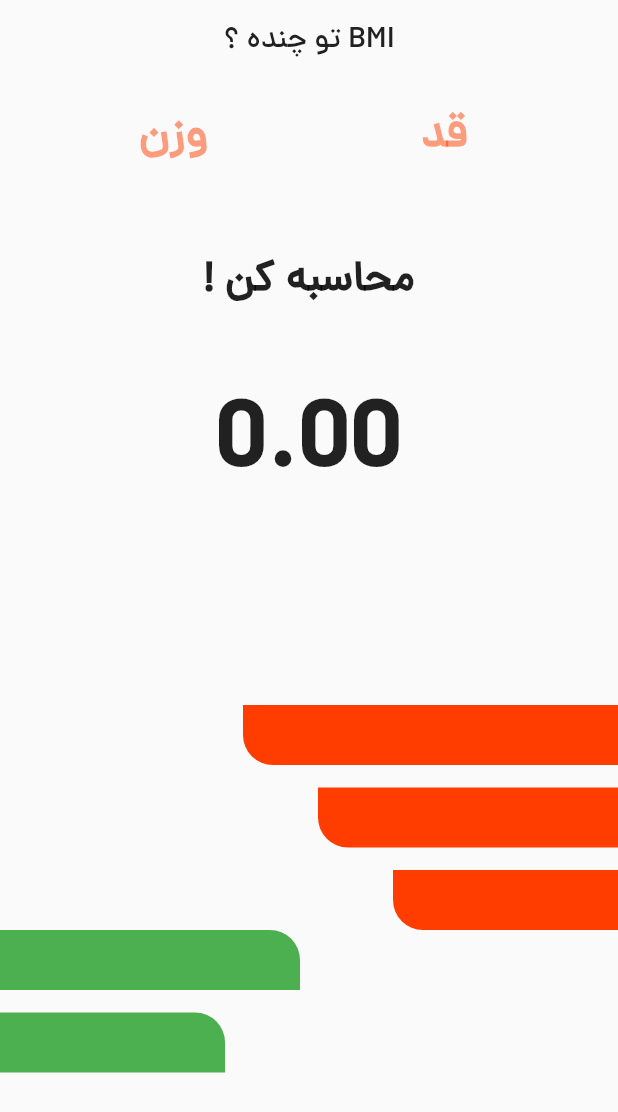
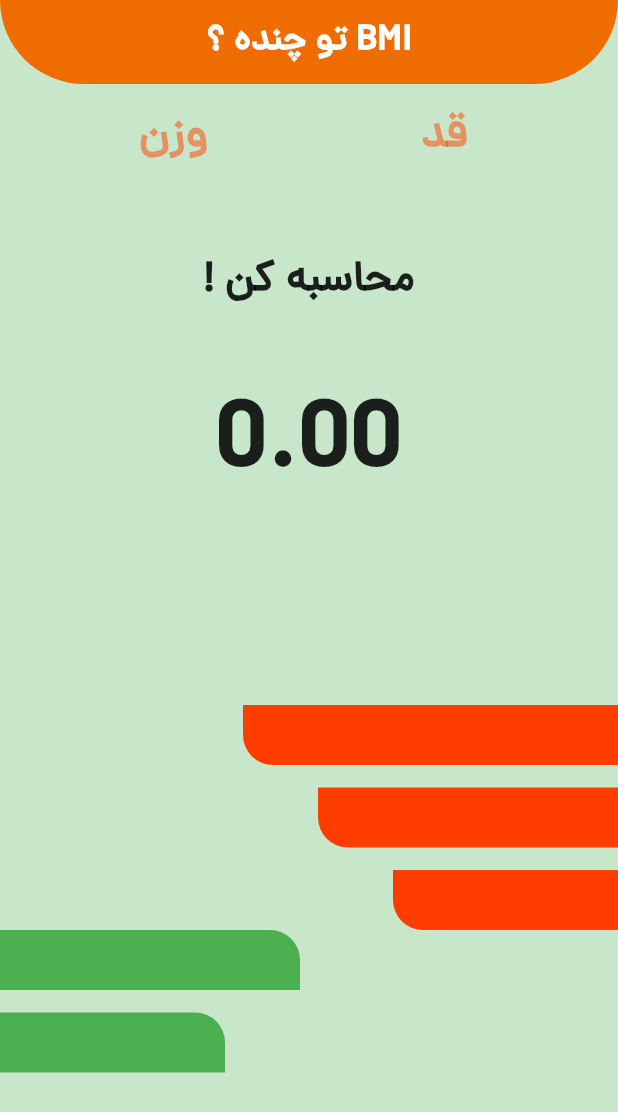
Before and after one commit to ghasemizade/BMI_Flutter, a Flutter app: the screen it shows after launch, on a phone screen of 412 x 824 dp. Shown: the top 1112 px of the screen. Run offline on Flutter 3.47's test engine with Material 2 defaults, Android fonts, the light colour scheme and no system bars; our stand-ins replace hexcolor.

Commit message:
change color and add sample project in sample folder

```diff
--- a/bmi_flutter_app/lib/screens/home_screen.dart
+++ b/bmi_flutter_app/lib/screens/home_screen.dart
@@ -21,15 +21,20 @@ class _HomeScreenState extends State<HomeScreen> {
   Widget build(BuildContext context) {
     return Scaffold(
       resizeToAvoidBottomInset: false,
+      backgroundColor: Colors.green[100],
       appBar: AppBar(
-        backgroundColor: Colors.transparent,
+        backgroundColor: Colors.orange[800],
         elevation: 0,
+        shape: RoundedRectangleBorder(
+          borderRadius: BorderRadius.vertical(
+            bottom: Radius.circular(65),
+          ),
+        ),
         centerTitle: true,
         title: Text(
           'تو چنده ؟ BMI',
           style: TextStyle(
-            color: black,
-          ),
+              color: Colors.white, fontWeight: FontWeight.bold, fontSize: 24.0),
         ),
       ),
       body: SafeArea(
@@ -115,7 +120,7 @@ class _HomeScreenState extends State<HomeScreen> {
               style: TextStyle(
                   fontSize: 28,
                   fontWeight: FontWeight.bold,
-                  color: orangeBackground),
+                  color: resultBMI >= 25 ? Colors.red : Colors.green),
             ),
             SizedBox(
               height: 80,
```
Also changed, not shown: bmi_flutter_app/sample/sample.png (added).
